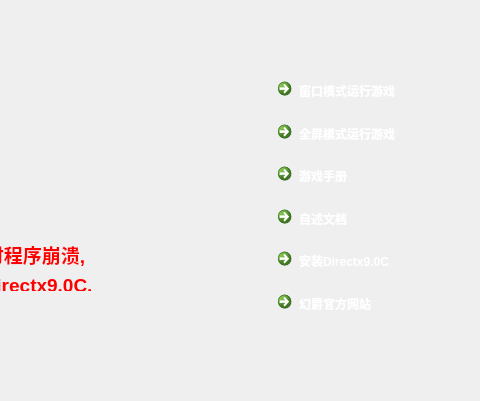
This is SLGGame/Launcher/launcher.ui in weimingtom/fdux-slg-game as Qt 5 draws it before an edit; both pictures show x 231 to 711 and y 0 to 401 of the 711 by 401 pixel window. The edited form follows.
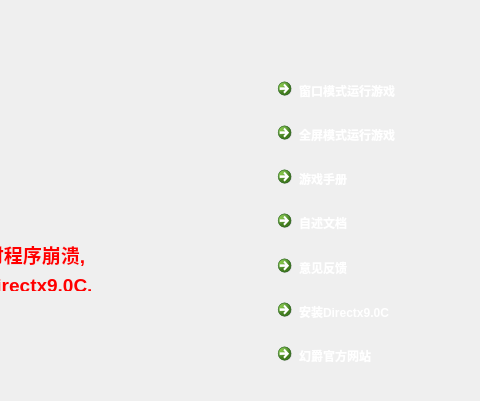
This is the edited form. Icons and pictures are not drawn.

The edit to the form file:
```diff
--- a/SLGGame/Launcher/launcher.ui
+++ b/SLGGame/Launcher/launcher.ui
@@ -73,7 +73,7 @@
       <x>490</x>
       <y>60</y>
       <width>181</width>
-      <height>271</height>
+      <height>325</height>
      </rect>
     </property>
     <layout class="QVBoxLayout" name="verticalLayout">
@@ -133,6 +133,20 @@
        </property>
       </widget>
      </item>
+     <item>
+      <widget class="QCommandLinkButton" name="commandLinkButton_7">
+       <property name="styleSheet">
+        <string notr="true">QCommandLinkButton{
+	font: 75 12pt &quot;微软雅黑&quot;;
+	
+	color: rgb(255, 255, 255);
+}</string>
+       </property>
+       <property name="text">
+        <string>意见反馈</string>
+       </property>
+      </widget>
+     </item>
      <item>
       <widget class="QCommandLinkButton" name="commandLinkButton_5">
        <property name="styleSheet">
```
